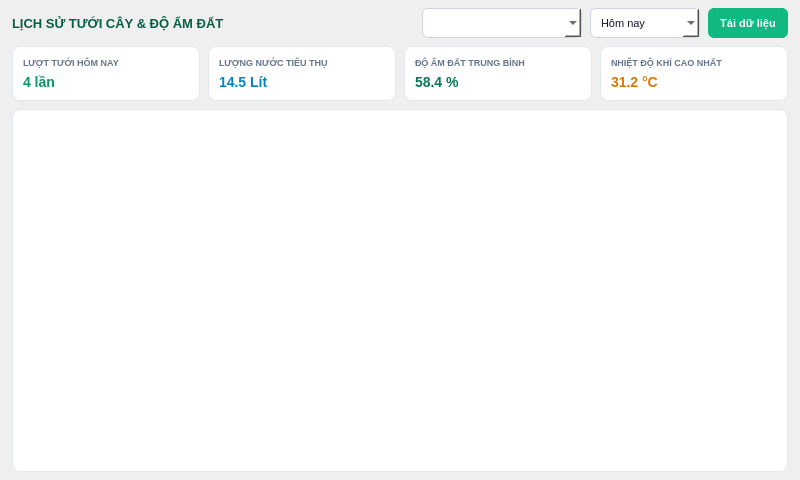
Old version of the form OUT_SRC_VANPHONG/OUT_SRC_VANPHONG/ui/pages/HistoryPage.ui in the repository dinhquanghaICTU/OUT_SRC.
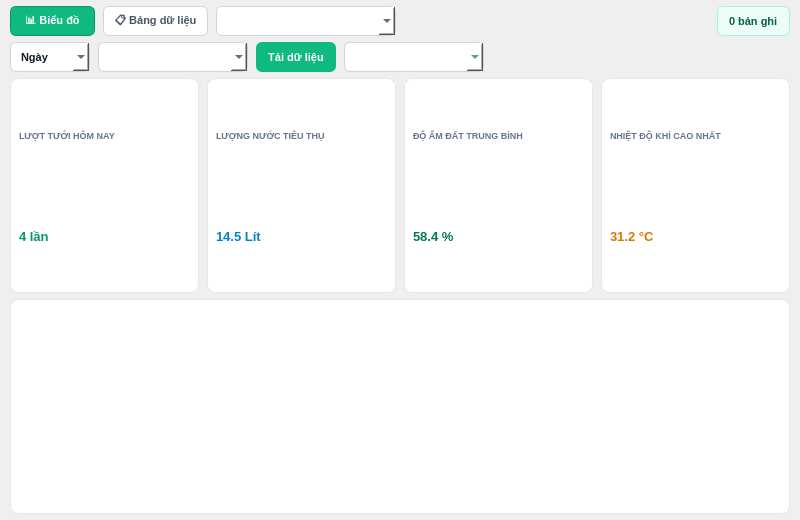
New version of the form.

Commit message: feat(history): add chart view tabs, dynamic date/period selector (day/month/year), and statistics cards like Trung Kien in VANPHONG

Patch:
```diff
--- a/OUT_SRC_VANPHONG/OUT_SRC_VANPHONG/ui/pages/HistoryPage.ui
+++ b/OUT_SRC_VANPHONG/OUT_SRC_VANPHONG/ui/pages/HistoryPage.ui
@@ -7,106 +7,179 @@
     <x>0</x>
     <y>0</y>
     <width>800</width>
-    <height>480</height>
+    <height>520</height>
    </rect>
   </property>
   <layout class="QVBoxLayout" name="mainLayout">
    <property name="spacing">
-    <number>8</number>
+    <number>6</number>
    </property>
    <property name="leftMargin">
-    <number>12</number>
+    <number>10</number>
    </property>
    <property name="topMargin">
-    <number>8</number>
+    <number>6</number>
    </property>
    <property name="rightMargin">
-    <number>12</number>
+    <number>10</number>
    </property>
    <property name="bottomMargin">
-    <number>8</number>
+    <number>6</number>
    </property>
 
-   <!-- TOP FILTER BAR -->
+   <!-- TOP NAV & TABS ROW -->
    <item>
-    <layout class="QHBoxLayout" name="filterRow">
+    <layout class="QHBoxLayout" name="navBarLayout">
      <property name="spacing">
       <number>8</number>
      </property>
 
      <item>
-      <widget class="QLabel" name="pageTitle">
+      <widget class="QPushButton" name="chartTabButton">
+       <property name="minimumSize">
+        <size>
+         <width>85</width>
+         <height>30</height>
+        </size>
+       </property>
+       <property name="cursor">
+        <cursorShape>PointingHandCursor</cursorShape>
+       </property>
        <property name="text">
-        <string>LỊCH SỬ TƯỚI CÂY &amp; ĐỘ ẨM ĐẤT</string>
+        <string>📊 Biểu đồ</string>
+       </property>
+       <property name="checkable">
+        <bool>true</bool>
+       </property>
+       <property name="checked">
+        <bool>true</bool>
        </property>
        <property name="styleSheet">
-        <string notr="true">color: #065f46; font-size: 13px; font-weight: 800;</string>
+        <string notr="true">QPushButton { background: #ffffff; border: 1px solid #cbd5e1; border-radius: 6px; color: #475569; font-weight: 700; font-size: 11px; padding: 4px 10px; } QPushButton:checked { background: #10b981; color: white; border-color: #059669; } QPushButton:hover:!checked { background: #f1f5f9; }</string>
        </property>
       </widget>
      </item>
 
      <item>
-      <spacer name="fSpacer">
-       <property name="orientation">
-        <enum>Qt::Horizontal</enum>
-       </property>
-       <property name="sizeHint" stdset="0">
+      <widget class="QPushButton" name="tableTabButton">
+       <property name="minimumSize">
         <size>
-         <width>40</width>
-         <height>20</height>
+         <width>105</width>
+         <height>30</height>
         </size>
        </property>
-      </spacer>
+       <property name="cursor">
+        <cursorShape>PointingHandCursor</cursorShape>
+       </property>
+       <property name="text">
+        <string>📋 Bảng dữ liệu</string>
+       </property>
+       <property name="checkable">
+        <bool>true</bool>
+       </property>
+       <property name="styleSheet">
+        <string notr="true">QPushButton { background: #ffffff; border: 1px solid #cbd5e1; border-radius: 6px; color: #475569; font-weight: 700; font-size: 11px; padding: 4px 10px; } QPushButton:checked { background: #10b981; color: white; border-color: #059669; } QPushButton:hover:!checked { background: #f1f5f9; }</string>
+       </property>
+      </widget>
      </item>
 
      <item>
       <widget class="QComboBox" name="deviceCombo">
        <property name="minimumSize">
         <size>
-         <width>160</width>
+         <width>180</width>
          <height>30</height>
         </size>
        </property>
        <property name="styleSheet">
-        <string notr="true">QComboBox { background-color: #ffffff; border: 1px solid #cbd5e1; border-radius: 6px; color: #0f172a; padding: 4px 10px; font-size: 11px; }</string>
+        <string notr="true">QComboBox { background-color: #ffffff; border: 1px solid #cbd5e1; border-radius: 6px; color: #0f172a; padding: 4px 10px; font-size: 11px; font-weight: 600; }</string>
        </property>
       </widget>
      </item>
+
+     <item>
+      <spacer name="navSpacer">
+       <property name="orientation">
+        <enum>Qt::Horizontal</enum>
+       </property>
+       <property name="sizeHint" stdset="0">
+        <size>
+         <width>20</width>
+         <height>20</height>
+        </size>
+       </property>
+      </spacer>
+     </item>
+
+     <item>
+      <widget class="QLabel" name="recordCountLabel">
+       <property name="text">
+        <string>0 bản ghi</string>
+       </property>
+       <property name="styleSheet">
+        <string notr="true">background: #ecfdf5; color: #065f46; border: 1px solid #a7f3d0; border-radius: 6px; padding: 4px 8px; font-size: 11px; font-weight: 700;</string>
+       </property>
+      </widget>
+     </item>
+
+    </layout>
+   </item>
+
+   <!-- FILTER BAR (PERIOD / DATE / METRIC / SEARCH) -->
+   <item>
+    <layout class="QHBoxLayout" name="filterLayout">
+     <property name="spacing">
+      <number>8</number>
+     </property>
 
      <item>
       <widget class="QComboBox" name="periodCombo">
        <property name="minimumSize">
         <size>
-         <width>110</width>
+         <width>80</width>
          <height>30</height>
         </size>
        </property>
        <property name="styleSheet">
-        <string notr="true">QComboBox { background-color: #ffffff; border: 1px solid #cbd5e1; border-radius: 6px; color: #0f172a; padding: 4px 10px; font-size: 11px; }</string>
+        <string notr="true">QComboBox { background-color: #ffffff; border: 1px solid #cbd5e1; border-radius: 6px; color: #0f172a; padding: 4px 10px; font-size: 11px; font-weight: 600; }</string>
        </property>
        <item>
         <property name="text">
-         <string>Hôm nay</string>
+         <string>Ngày</string>
         </property>
        </item>
        <item>
         <property name="text">
-         <string>7 ngày qua</string>
+         <string>Tháng</string>
         </property>
        </item>
        <item>
         <property name="text">
-         <string>30 ngày qua</string>
+         <string>Năm</string>
         </property>
        </item>
       </widget>
      </item>
 
      <item>
-      <widget class="QPushButton" name="btnRefreshHistory">
+      <widget class="QComboBox" name="dateCombo">
        <property name="minimumSize">
         <size>
-         <width>0</width>
+         <width>150</width>
+         <height>30</height>
+        </size>
+       </property>
+       <property name="styleSheet">
+        <string notr="true">QComboBox { background-color: #ffffff; border: 1px solid #cbd5e1; border-radius: 6px; color: #0f172a; padding: 4px 10px; font-size: 11px; font-weight: 600; }</string>
+       </property>
+      </widget>
+     </item>
+
+     <item>
+      <widget class="QPushButton" name="searchButton">
+       <property name="minimumSize">
+        <size>
+         <width>70</width>
          <height>30</height>
         </size>
        </property>
@@ -122,8 +195,58 @@
       </widget>
      </item>
 
+     <item>
+      <widget class="QComboBox" name="metricCombo">
+       <property name="minimumSize">
+        <size>
+         <width>140</width>
+         <height>30</height>
+        </size>
+       </property>
+       <property name="styleSheet">
+        <string notr="true">QComboBox { background-color: #ffffff; border: 1px solid #cbd5e1; border-radius: 6px; color: #065f46; padding: 4px 10px; font-size: 11px; font-weight: 700; }</string>
+       </property>
+      </widget>
+     </item>
+
+     <item>
+      <spacer name="filterSpacer">
+       <property name="orientation">
+        <enum>Qt::Horizontal</enum>
+       </property>
+       <property name="sizeHint" stdset="0">
+        <size>
+         <width>20</width>
+         <height>20</height>
+        </size>
+       </property>
+      </spacer>
+     </item>
+
     </layout>
    </item>
+
+   <!-- STACKED CONTENT: CHART PAGE OR TABLE PAGE -->
+   <item>
+    <widget class="QStackedWidget" name="viewStack">
+     <!-- PAGE 0: CHART PAGE -->
+     <widget class="QWidget" name="chartPage">
+      <layout class="QVBoxLayout" name="chartPageLayout">
+       <property name="spacing">
+        <number>6</number>
+       </property>
+       <property name="leftMargin">
+        <number>0</number>
+       </property>
+       <property name="topMargin">
+        <number>0</number>
+       </property>
+       <property name="rightMargin">
+        <number>0</number>
+       </property>
+       <property name="bottomMargin">
+        <number>0</number>
+       </property>
 
    <!-- SUMMARY STATS ROW -->
    <item>
@@ -135,7 +258,7 @@
      <item>
       <widget class="QFrame" name="statCard1">
        <property name="styleSheet">
-        <string notr="true">QFrame#statCard1 { background: #ffffff; border: 1px solid #e2e8f0; border-radius: 8px; padding: 6px; }</string>
+            <string notr="true">QFrame#statCard1 { background: #ffffff; border: 1px solid #e2e8f0; border-radius: 8px; padding: 4px; }</string>
        </property>
        <layout class="QVBoxLayout" name="sc1">
         <property name="margin">
@@ -157,7 +280,7 @@
            <string>4 lần</string>
           </property>
           <property name="styleSheet">
-           <string notr="true">color: #059669; font-size: 14px; font-weight: 900;</string>
+               <string notr="true">color: #059669; font-size: 13px; font-weight: 900;</string>
           </property>
          </widget>
         </item>
@@ -168,7 +291,7 @@
      <item>
       <widget class="QFrame" name="statCard2">
        <property name="styleSheet">
-        <string notr="true">QFrame#statCard2 { background: #ffffff; border: 1px solid #e2e8f0; border-radius: 8px; padding: 6px; }</string>
+            <string notr="true">QFrame#statCard2 { background: #ffffff; border: 1px solid #e2e8f0; border-radius: 8px; padding: 4px; }</string>
        </property>
        <layout class="QVBoxLayout" name="sc2">
         <property name="margin">
@@ -190,7 +313,7 @@
            <string>14.5 Lít</string>
           </property>
           <property name="styleSheet">
-           <string notr="true">color: #0284c7; font-size: 14px; font-weight: 900;</string>
+               <string notr="true">color: #0284c7; font-size: 13px; font-weight: 900;</string>
           </property>
          </widget>
         </item>
@@ -201,7 +324,7 @@
      <item>
       <widget class="QFrame" name="statCard3">
        <property name="styleSheet">
-        <string notr="true">QFrame#statCard3 { background: #ffffff; border: 1px solid #e2e8f0; border-radius: 8px; padding: 6px; }</string>
+            <string notr="true">QFrame#statCard3 { background: #ffffff; border: 1px solid #e2e8f0; border-radius: 8px; padding: 4px; }</string>
        </property>
        <layout class="QVBoxLayout" name="sc3">
         <property name="margin">
@@ -223,7 +346,7 @@
            <string>58.4 %</string>
           </property>
           <property name="styleSheet">
-           <string notr="true">color: #047857; font-size: 14px; font-weight: 900;</string>
+               <string notr="true">color: #047857; font-size: 13px; font-weight: 900;</string>
           </property>
          </widget>
         </item>
@@ -234,7 +357,7 @@
      <item>
       <widget class="QFrame" name="statCard4">
        <property name="styleSheet">
-        <string notr="true">QFrame#statCard4 { background: #ffffff; border: 1px solid #e2e8f0; border-radius: 8px; padding: 6px; }</string>
+            <string notr="true">QFrame#statCard4 { background: #ffffff; border: 1px solid #e2e8f0; border-radius: 8px; padding: 4px; }</string>
        </property>
        <layout class="QVBoxLayout" name="sc4">
         <property name="margin">
@@ -256,7 +379,7 @@
            <string>31.2 °C</string>
           </property>
           <property name="styleSheet">
-           <string notr="true">color: #d97706; font-size: 14px; font-weight: 900;</string>
+               <string notr="true">color: #d97706; font-size: 13px; font-weight: 900;</string>
           </property>
          </widget>
         </item>
@@ -267,12 +390,63 @@
     </layout>
    </item>
 
-   <!-- HISTORY TABLE -->
+       <!-- CHART CONTAINER -->
+       <item>
+        <widget class="QFrame" name="chartContainer">
+         <property name="styleSheet">
+          <string notr="true">QFrame#chartContainer { background: #ffffff; border: 1px solid #e2e8f0; border-radius: 8px; }</string>
+         </property>
+         <layout class="QVBoxLayout" name="chartContainerLayout">
+          <property name="leftMargin">
+           <number>8</number>
+          </property>
+          <property name="topMargin">
+           <number>6</number>
+          </property>
+          <property name="rightMargin">
+           <number>8</number>
+          </property>
+          <property name="bottomMargin">
+           <number>6</number>
+          </property>
+         </layout>
+        </widget>
+       </item>
+
+      </layout>
+     </widget>
+
+     <!-- PAGE 1: TABLE PAGE -->
+     <widget class="QWidget" name="tablePage">
+      <layout class="QVBoxLayout" name="tablePageLayout">
+       <property name="leftMargin">
+        <number>0</number>
+       </property>
+       <property name="topMargin">
+        <number>0</number>
+       </property>
+       <property name="rightMargin">
+        <number>0</number>
+       </property>
+       <property name="bottomMargin">
+        <number>0</number>
+       </property>
    <item>
     <widget class="QTableWidget" name="historyTable">
      <property name="styleSheet">
       <string notr="true">QTableWidget { background-color: #ffffff; border: 1px solid #e2e8f0; border-radius: 8px; color: #0f172a; gridline-color: #f1f5f9; } QHeaderView::section { background-color: #f8fafc; color: #065f46; font-weight: 700; padding: 6px; border: none; }</string>
      </property>
+         <property name="editTriggers">
+          <set>QAbstractItemView::NoEditTriggers</set>
+         </property>
+         <property name="selectionBehavior">
+          <enum>QAbstractItemView::SelectRows</enum>
+         </property>
+        </widget>
+       </item>
+      </layout>
+     </widget>
+
     </widget>
    </item>
 
```
Lines whose indentation alone changed are shown as unchanged. The commit also changes 3 other files.
